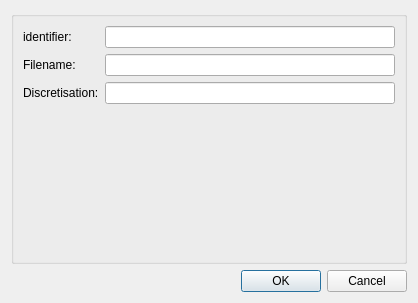
This is mapclientplugins/fieldworkexportstlsurfacestep/qt/configuredialog.ui in tsalemink/fieldworkexportstlsurfacestep as Qt 5 draws it before an edit. The edited form follows.
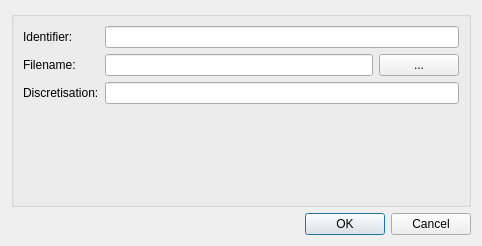
This is the edited form.

Commit message: improved configure dialog, file browser button

Diff of the .ui file:
```diff
--- a/mapclientplugins/fieldworkexportstlsurfacestep/qt/configuredialog.ui
+++ b/mapclientplugins/fieldworkexportstlsurfacestep/qt/configuredialog.ui
@@ -6,8 +6,8 @@
    <rect>
     <x>0</x>
     <y>0</y>
-    <width>418</width>
-    <height>303</height>
+    <width>482</width>
+    <height>246</height>
    </rect>
   </property>
   <property name="windowTitle">
@@ -23,7 +23,7 @@
       <item row="0" column="0">
        <widget class="QLabel" name="label0">
         <property name="text">
-         <string>identifier:  </string>
+         <string>Identifier:  </string>
         </property>
        </widget>
       </item>
@@ -37,9 +37,6 @@
         </property>
        </widget>
       </item>
-      <item row="1" column="1">
-       <widget class="QLineEdit" name="lineEdit1"/>
-      </item>
       <item row="2" column="0">
        <widget class="QLabel" name="label2">
         <property name="text">
@@ -48,7 +45,21 @@
        </widget>
       </item>
       <item row="2" column="1">
-       <widget class="QLineEdit" name="lineEdit2"/>
+       <widget class="QLineEdit" name="discLineEdit"/>
+      </item>
+      <item row="1" column="1">
+       <layout class="QHBoxLayout" name="horizontalLayout">
+        <item>
+         <widget class="QLineEdit" name="fileLocLineEdit"/>
+        </item>
+        <item>
+         <widget class="QPushButton" name="fileLocButton">
+          <property name="text">
+           <string>...</string>
+          </property>
+         </widget>
+        </item>
+       </layout>
       </item>
      </layout>
     </widget>
```
Left out of the diff: 52 changed lines with no effect on the pictures. The commit also changes 2 other files.
